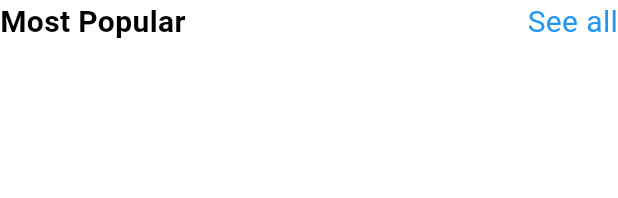
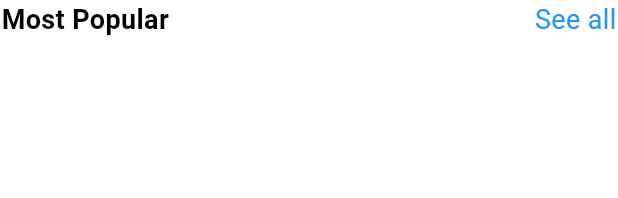
Before and after one commit to nivleking/ambw_uts_2024, a Flutter app: the HeaderComponent widget shown alone on an empty page, opened directly, on a phone screen of 412 x 824 dp. Shown: the top 198 px of the screen. Run offline on Flutter 3.47's test engine with Material 3 defaults, Android fonts, the light colour scheme and no system bars; our stand-ins replace font_awesome_flutter.

Commit message:
feat: final touch + layout responsive

```diff
--- a/lib/components/header.dart
+++ b/lib/components/header.dart
@@ -4,18 +4,32 @@ import 'package:flutter/material.dart';
 class HeaderComponent extends StatelessWidget {
   final String titleHeader;
 
-  const HeaderComponent({super.key, required this.titleHeader});
+  const HeaderComponent({Key? key, required this.titleHeader})
+      : super(key: key);
 
   @override
   Widget build(BuildContext context) {
-    return Row(
+    return LayoutBuilder(
+      builder: (BuildContext context, BoxConstraints constraints) {
+        double width = constraints.maxWidth;
+
+        EdgeInsets padding;
+        if (width > 1200) {
+          padding = const EdgeInsets.symmetric(horizontal: 20);
+        } else {
+          padding = const EdgeInsets.symmetric(horizontal: 1);
+        }
+
+        return Padding(
+          padding: padding,
+          child: Row(
             mainAxisAlignment: MainAxisAlignment.spaceBetween,
             children: [
               Text(
                 titleHeader,
                 style: const TextStyle(
                   fontWeight: FontWeight.bold,
-            fontSize: 20,
+                  fontSize: 18,
                 ),
               ),
               GestureDetector(
@@ -33,11 +47,14 @@ class HeaderComponent extends StatelessWidget {
                   "See all",
                   style: TextStyle(
                     color: Colors.blue,
-              fontSize: 20,
+                    fontSize: 18,
                   ),
                 ),
               ),
             ],
+          ),
+        );
+      },
     );
   }
 }
--- a/lib/pages/most_popular_page.dart
+++ b/lib/pages/most_popular_page.dart
@@ -60,7 +60,7 @@ class _MostPopularPageState extends State<MostPopularPage> {
           itemCount: 20,
           itemBuilder: (context, index) {
             return Container(
-              height: 100, // Set the height of the ListTile
+              height: 100,
               child: MyRestaurantListTile(
                 restaurant: widget.titleAppBar == "Popular"
                     ? restaurant.getRestaurants()[
```
Also changed, not shown: lib/components/carousel.dart (+27 -9 lines), lib/components/horizontal_cards.dart (+18 -2 lines), lib/components/restaurant_card.dart (+23 -12 lines), lib/components/restaurant_list.dart (+22 -8 lines), lib/components/search_bar.dart (+17 -2 lines), lib/intro_page.dart (+5 -2 lines). Lines whose indentation alone changed are shown as unchanged.
